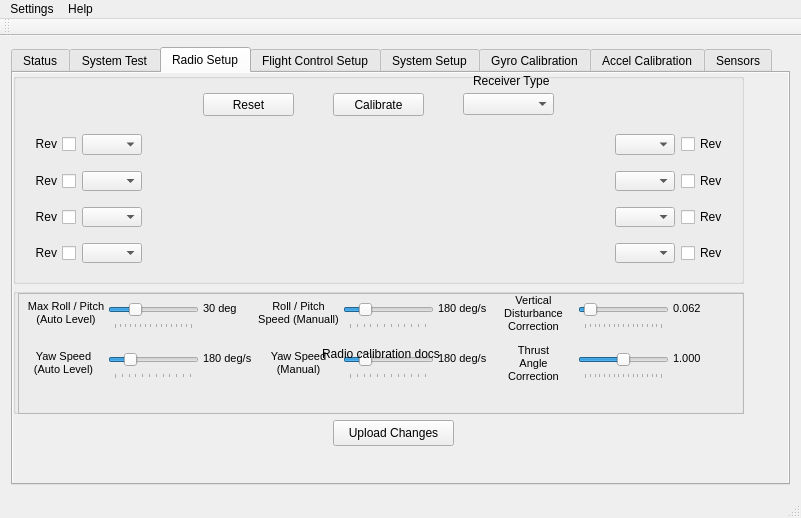
This is GroundStation-Qt/mainwindow.ui in parallaxinc/Flight-Controller as Qt 5 draws it before an edit. The edited form follows.
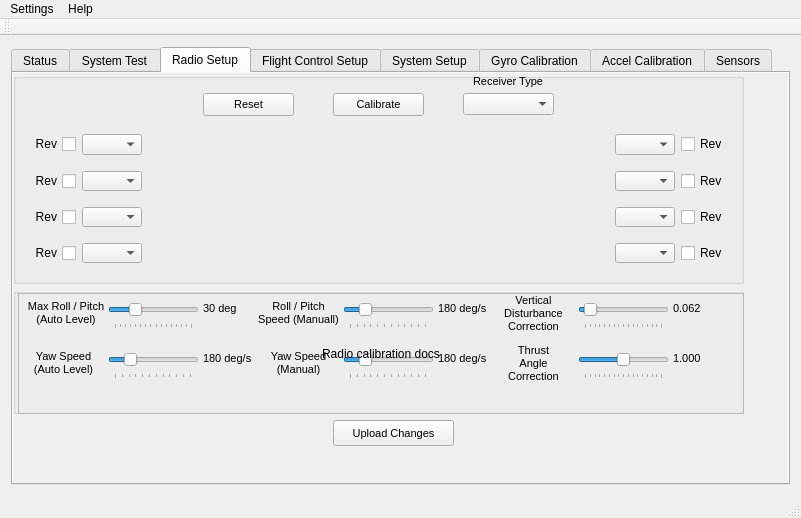
This is the edited form. The open tabs and pages were chosen to show the change. Icons and pictures are not drawn. Custom widgets are drawn as their Qt base class.

Commit message: Changed a few font sizes for better readability on Mac

What changed in the file:
```diff
--- a/GroundStation-Qt/mainwindow.ui
+++ b/GroundStation-Qt/mainwindow.ui
@@ -762,6 +762,11 @@
            <height>23</height>
           </rect>
          </property>
+         <property name="font">
+          <font>
+           <pointsize>8</pointsize>
+          </font>
+         </property>
          <property name="toolTip">
           <string>Reset all channel scale / reverse assignments</string>
          </property>
@@ -778,6 +783,11 @@
            <height>23</height>
           </rect>
          </property>
+         <property name="font">
+          <font>
+           <pointsize>8</pointsize>
+          </font>
+         </property>
          <property name="toolTip">
           <string>Automatically determine channel ranges and reverse settings</string>
          </property>
@@ -807,6 +817,11 @@
            <height>16</height>
           </rect>
          </property>
+         <property name="font">
+          <font>
+           <pointsize>8</pointsize>
+          </font>
+         </property>
          <property name="text">
           <string>Receiver Type</string>
          </property>
@@ -1775,6 +1790,11 @@
           <height>26</height>
          </rect>
         </property>
+        <property name="font">
+         <font>
+          <pointsize>8</pointsize>
+         </font>
+        </property>
         <property name="toolTip">
          <string>Upload changes on this page to the flight controller</string>
         </property>
```
Left out of the diff: 12 changed lines with no effect on the pictures.
